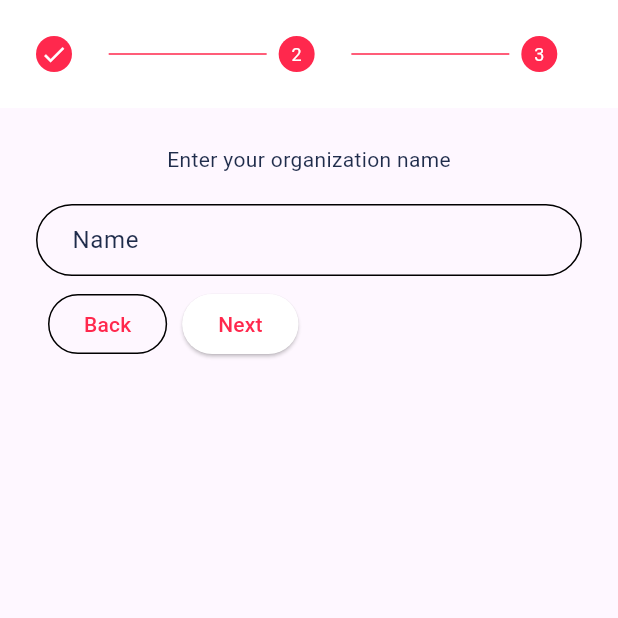
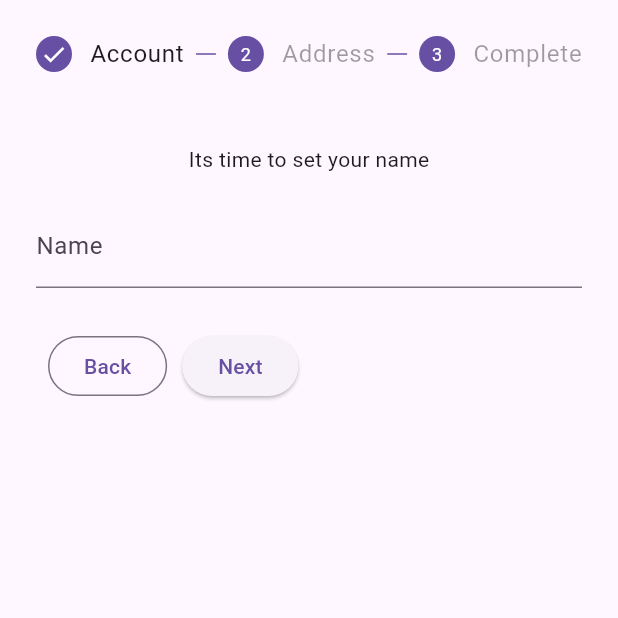
Before and after one commit to AlesonDEV/BEST-HACKath0n-2024-PESTUNE, a Flutter app: the screen it shows after launch, on a phone screen of 412 x 824 dp, the top half of it. Run offline on Flutter 3.47's test engine with Material 3 defaults, Android fonts, the light colour scheme and no system bars; our stand-ins replace google_fonts, google_maps_flutter, google_nav_bar, liquid_progress_indicator_v2, smooth_page_indicator; missing offline and left inert: dart:html, metaballs.

Commit message:
Added validation on sign up

```diff
--- a/lib/client/pages/authorization/singUpPage.dart
+++ /dev/null
@@ -1,153 +0,0 @@
-import 'package:blood_flow/client/components/sign_up_widgets/address_form.dart';
-import 'package:blood_flow/client/config/colors.dart';
-import 'package:flutter/material.dart';
-
-import '../../mainpage.dart';
-
-class SingUpPage extends StatefulWidget {
-  const SingUpPage({super.key});
-
-  @override
-  State<SingUpPage> createState() => _HomeScreenState();
-}
-
-class _HomeScreenState extends State<SingUpPage> {
-  int currentStep = 0;
-  bool isComplete = false;
-  continueStep() {
-    if (currentStep < 2) {
-      setState(() {
-        currentStep = currentStep + 1;
-      });
-    }
-  }
-
-  cancelStep() {
-    if (currentStep > 0) {
-      setState(() {
-        currentStep = currentStep - 1;
-      });
-    }
-  }
-
-  onStepTapped(int value) {
-    setState(() {
-      currentStep = value;
-    });
-  }
-
-  Widget controlBuilders(context, details) {
-    return Padding(
-      padding: const EdgeInsets.all(8.0),
-      child: Row(
-        children: [
-          OutlinedButton(
-            onPressed: details.onStepCancel,
-            child: const Text('Back'),
-          ),
-          const SizedBox(width: 10),
-
-          ElevatedButton(
-            onPressed: details.onStepContinue,
-            child: const Text('Next'),
-          ),
-        ],
-      ),
-    );
-  }
-
-  @override
-  Widget build(BuildContext context) {
-    return Scaffold(
-      body: Theme(
-        data: ThemeData(
-          primaryColor: SecondaryColor,
-          colorScheme: ColorScheme.light(primary: SecondaryColor),
-        ),
-        child: Stepper(
-          elevation: 0, //Horizontal Impact
-          // margin: const EdgeInsets.all(20), //vertical impact
-          controlsBuilder: controlBuilders,
-          type: StepperType.horizontal,
-          physics: const ScrollPhysics(),
-          onStepTapped: onStepTapped,
-
-          onStepContinue: () {
-            final isLastStep = currentStep == 2;
-
-            if (isLastStep) {
-              showDialog(
-                context: context,
-                builder: (BuildContext context) {
-                  return AlertDialog(
-                    title: const Text('Congratulations!'),
-                    content: const Text('You have completed the sign-up process.'),
-                    actions: <Widget>[
-                      TextButton(
-                        onPressed: () {
-                          Navigator.of(context).pop();
-                          Navigator.of(context).pushReplacement(MaterialPageRoute(
-                            builder: (BuildContext context) => MainPage(),
-                          ));
-                        },
-
-                        child: const Text('OK'),
-                      ),
-                    ],
-                  );
-                },
-              );
-            } else {
-              continueStep();
-            }
-          },
-
-          onStepCancel: cancelStep,
-          currentStep: currentStep, //0, 1, 2
-          steps: [
-            Step(
-              title: const Text(' '),
-              content: Column(
-                children: const [
-                  Text(
-                    'Enter your organization name',
-                    style: TextStyle(color: MainTextColor),
-                  ),
-                  SizedBox(height: 20),
-                  TextField(
-                    decoration: InputDecoration(
-                      labelText: 'Name',
-                      labelStyle: TextStyle(color: MainTextColor),
-                      border: OutlineInputBorder(
-                        borderRadius: BorderRadius.all(
-                          Radius.circular(30.0),
-                        ),
-                        borderSide: BorderSide(color: MainTextColor),
-                      ),
-                      contentPadding: EdgeInsets.symmetric(vertical: 10.0, horizontal: 20.0), // Встановлює відступи
-                    ),
-                  ),
-                ],
-              ),
-              isActive: currentStep >= 0,
-              state: currentStep >= 0 ? StepState.complete : StepState.disabled,
-            ),
-
-            Step(
-              title: const Text(' '),
-              content: AddressForm(),
-              isActive: currentStep >= 0,
-              state: currentStep >= 1 ? StepState.complete : StepState.disabled,
-            ),
-            Step(
-              title: const Text(' '),
-              content: const Text('This is the Third step.'),
-              isActive: currentStep >= 0,
-              state: currentStep >= 2 ? StepState.complete : StepState.disabled,
-            ),
-          ],
-        ),
-      ),
-    );
-  }
-}
--- a/lib/superviser_client/components/homePageWidgets/blood_request_card.dart
+++ b/lib/superviser_client/components/homePageWidgets/blood_request_card.dart
@@ -85,11 +85,11 @@ class _BloodRequestState extends State<BloodRequestCard> {
                             content: SingleChildScrollView(
                               child: ListBody(
                                   children: <Widget>[BloodDonationForm(
-                                    CloseForm: () {
+                                    closeForm: () {
                                       // Implement the logic to close the form
                                       Navigator.of(context).pop();
                                     },
-                                    AddRequest: (double donation, BloodTypeOld type) {
+                                    addRequest: (double donation, BloodTypeOld type) {
                                       // Implement the logic to handle the donation request
                                       // For example, you might want to update the state or send the data to a server
                                       Navigator.of(context).pop();
--- /dev/null
+++ b/lib/superviser_client/components/sign_up_widgets/name_form.dart
@@ -0,0 +1,52 @@
+import 'package:flutter/material.dart';
+
+class NameFormWidget extends StatefulWidget {
+  final GlobalKey<FormState> formKey;
+  final Function(String) onSavedName; // Callback to pass the name value
+
+  const NameFormWidget({Key? key, required this.formKey, required this.onSavedName}) : super(key: key);
+
+  @override
+  _NameFormWidgetState createState() => _NameFormWidgetState();
+}
+
+class _NameFormWidgetState extends State<NameFormWidget> {
+  String _name = "";
+
+  bool validateAndSave() {
+    final form = widget.formKey.currentState;
+    if (form!.validate()) {
+      form.save();
+      widget.onSavedName(_name); // Pass the name value to the callback
+      return true;
+    }
+    return false;
+  }
+
+  @override
+  Widget build(BuildContext context) {
+    return Form(
+      key: widget.formKey,
+      child: Column(
+        children: <Widget>[
+          TextFormField(
+            decoration: InputDecoration(labelText: 'Name'),
+            validator: (value) {
+              if (value!.isEmpty) {
+                return 'Please enter your name.';
+              }
+              widget.onSavedName(value);
+              return null;
+            },
+            onSaved: (value) {
+              if (value != null) {
+                _name = value;
+              }
+            },
+          ),
+          // The submit button can be removed if the form submission is handled by the parent widget
+        ],
+      ),
+    );
+  }
+}
--- a/lib/superviser_client/pages/homePage.dart
+++ b/lib/superviser_client/pages/homePage.dart
@@ -55,9 +55,9 @@ class _HomePageState extends State<HomePageWidget>{
                         content: SingleChildScrollView(
                           child: ListBody(
                             children: <Widget>[
-                              BloodDonationForm(CloseForm: (){
+                              BloodDonationForm(closeForm: (){
                                 Navigator.of(context).pop();
-                              }, AddRequest: (double goal, BloodTypeOld type){
+                              }, addRequest: (double goal, BloodTypeOld type){
                                 _key.currentState!.AddRequestCard(BloodRequestCard(goal, type, onTap: onRequestCardTaped,));
                                 setState(() {
                                 });
```
Also changed, not shown: lib/client/components/sign_up_widgets/address_form.dart (deleted, +0 -82 lines), lib/main.dart (+6 -2 lines), lib/superviser_client/components/homePageWidgets/blood_request_form.dart (+41 -50 lines), lib/superviser_client/components/sign_up_widgets/address_form.dart (added, +87 -0 lines), lib/superviser_client/components/sign_up_widgets/email_password_form.dart (added, +80 -0 lines), lib/superviser_client/pages/authorization/singUpPage.dart (+83 -30 lines).
